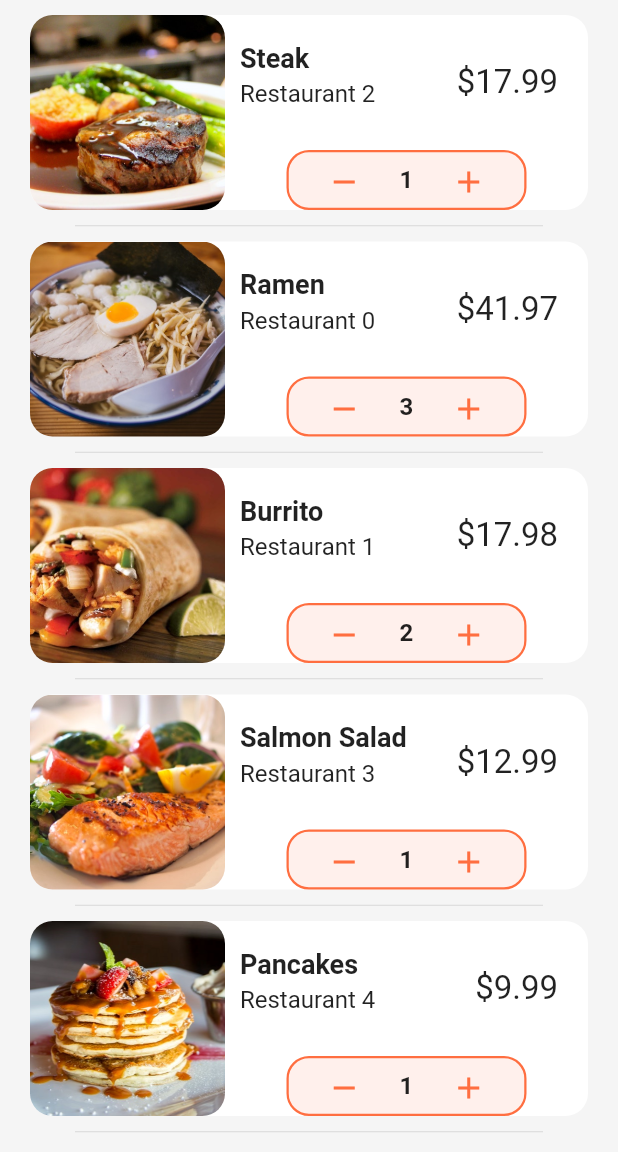
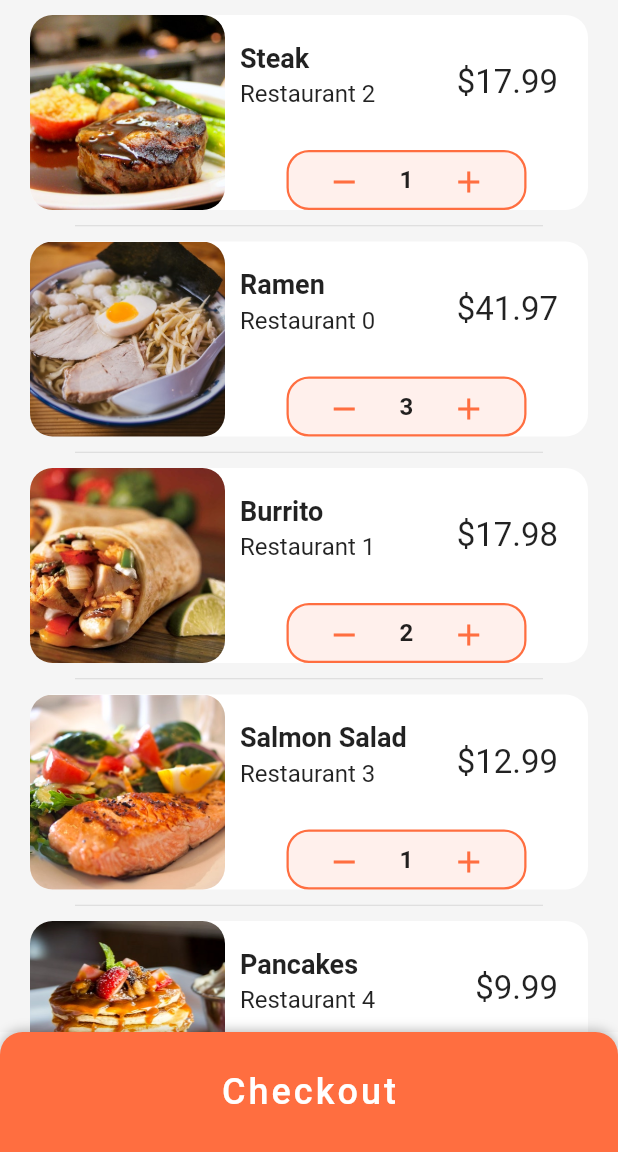
Before and after one commit to yabeye/flutter-food-delivery-app-ui, a Flutter app: the CartScreen screen opened directly, on a phone screen of 412 x 824 dp, the part 84-1236 px from its top. Run offline on Flutter 3.47's test engine with Material 2 defaults, Android fonts, the phone set to English and light mode, and no system bars.

Commit message:
Bottom sheet Container is built for the checkout logic.

```diff
--- a/lib/screens/cart_screen.dart
+++ b/lib/screens/cart_screen.dart
@@ -144,6 +144,9 @@
                   value: '\$${_getTotalCost()}',
                   valueColor: Colors.green,
                 ),
+                SizedBox(
+                  height: 100.0,
+                ),
               ],
             );
           },
@@ -157,6 +160,32 @@
             );
           },
           itemCount: currentUser.orders.length + 1),
+      bottomSheet: Container(
+        height: 80.0,
+        width: MediaQuery.of(context).size.width,
+        decoration: BoxDecoration(
+            color: Theme.of(context).primaryColor,
+            boxShadow: [
+              BoxShadow(
+                color: Colors.black26,
+                offset: Offset(0, -1),
+                blurRadius: 6.0,
+              )
+            ],
+            borderRadius: BorderRadius.only(
+              topLeft: Radius.circular(15),
+              topRight: Radius.circular(15),
+            )),
+        child: Center(
+          child: TextButton(
+              onPressed: () {},
+              child: Text(
+                'Checkout',
+                style: TextStyle(
+                    letterSpacing: 2.0, color: Colors.white, fontSize: 24),
+              )),
+        ),
+      ),
     );
   }
 }
```
